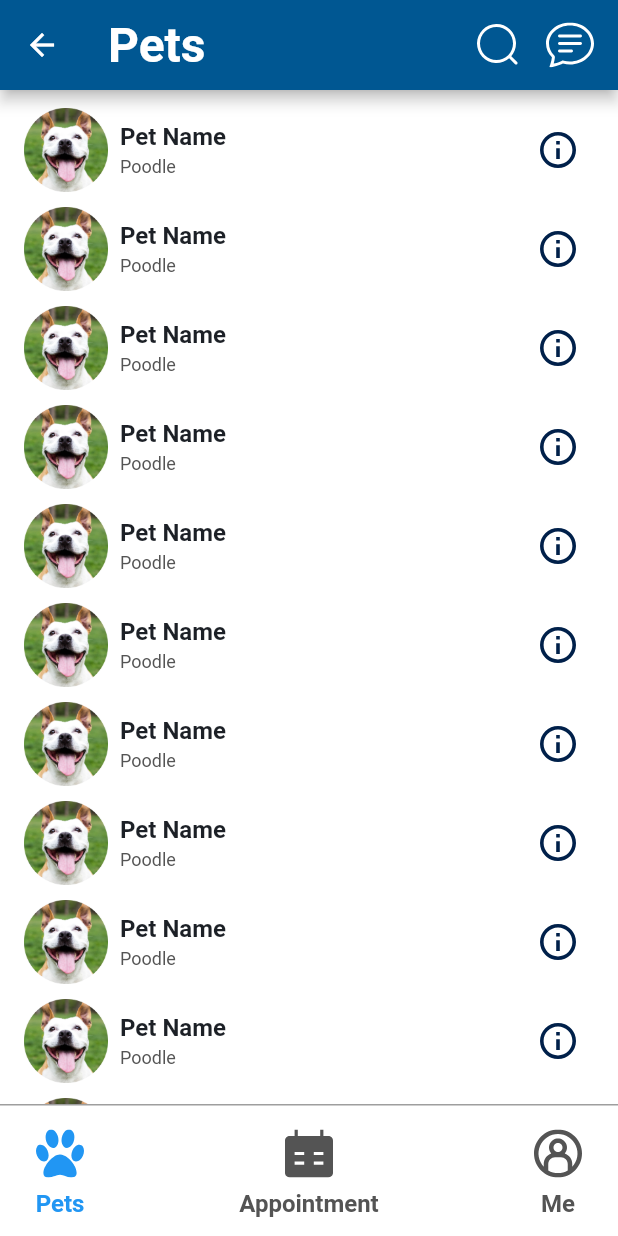
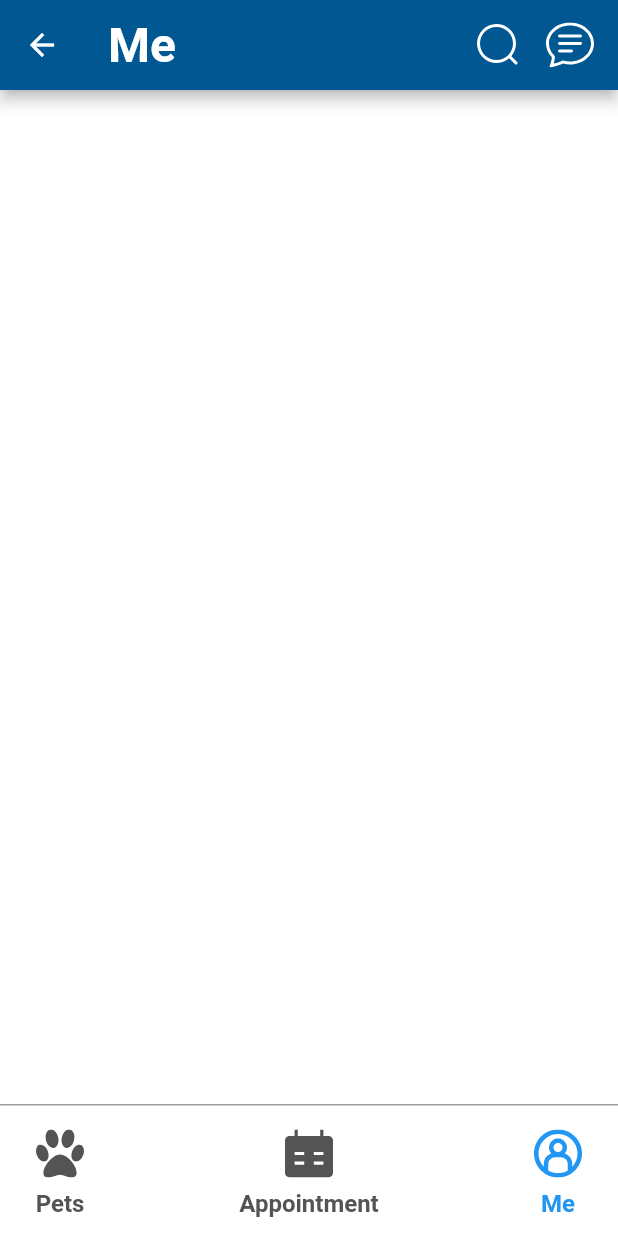
Before and after one commit to akosijho/flutter_optipets, a Flutter app: the AppointmentView screen opened by its route, item 3 of the bottom bar chosen, on a phone screen of 412 x 824 dp. Run offline on Flutter 3.47's test engine with Material 2 defaults, Android fonts, the phone set to English and light mode, and no system bars; our stand-ins replace flutter_svg, get, stacked; Roboto replaces fonts that are missing (SF-Pro); statements that could not run were skipped.

Commit message:
Add top and bottom app bar.

```diff
--- a/lib/app/app.dart
+++ b/lib/app/app.dart
@@ -1,6 +1,7 @@
 import 'package:flutter_optipets/core/services/navigation/navigation_service_impl.dart';
 import 'package:flutter_optipets/core/services/navigation/navigation_sevice.dart';
 import 'package:flutter_optipets/views/appointment_screen/appointment_view.dart';
+import 'package:flutter_optipets/views/customer_profile/customer_profile_view.dart';
 import 'package:flutter_optipets/views/login/login_view.dart';
 import 'package:flutter_optipets/views/pets_screen/pet_screen_view.dart';
 import 'package:flutter_optipets/views/splash_screen/splash_screen_view.dart';
@@ -12,6 +13,7 @@ import 'package:flutter_optipets/views/application/application_view_model.dart';
   AdaptiveRoute(page: LoginView, name: "login"),
   AdaptiveRoute(page: PetScreenView, name: "petScreen"),
   AdaptiveRoute(page: AppointmentView, name: "appointment"),
+  AdaptiveRoute(page: CustomerProfileView, name: "customerProfile"),
 ], dependencies: [
   LazySingleton(classType: ApplicationViewModel, asType: ApplicationViewModel),
   LazySingleton(classType: NavigationServiceImpl, asType: NavigationService),
--- a/lib/app/app.router.dart
+++ b/lib/app/app.router.dart
@@ -10,6 +10,7 @@ import 'package:stacked/stacked.dart';
 import 'package:stacked/stacked_annotations.dart';
 
 import '../views/appointment_screen/appointment_view.dart';
+import '../views/customer_profile/customer_profile_view.dart';
 import '../views/login/login_view.dart';
 import '../views/pets_screen/pet_screen_view.dart';
 import '../views/splash_screen/splash_screen_view.dart';
@@ -19,11 +20,13 @@ class Routes {
   static const String login = '/login-view';
   static const String petScreen = '/pet-screen-view';
   static const String appointment = '/appointment-view';
+  static const String customerProfile = '/customer-profile-view';
   static const all = <String>{
     splash,
     login,
     petScreen,
     appointment,
+    customerProfile,
   };
 }
 
@@ -35,6 +38,7 @@ class StackedRouter extends RouterBase {
     RouteDef(Routes.login, page: LoginView),
     RouteDef(Routes.petScreen, page: PetScreenView),
     RouteDef(Routes.appointment, page: AppointmentView),
+    RouteDef(Routes.customerProfile, page: CustomerProfileView),
   ];
   @override
   Map<Type, StackedRouteFactory> get pagesMap => _pagesMap;
@@ -63,5 +67,11 @@ class StackedRouter extends RouterBase {
         settings: data,
       );
     },
+    CustomerProfileView: (data) {
+      return buildAdaptivePageRoute<dynamic>(
+        builder: (context) => const CustomerProfileView(),
+        settings: data,
+      );
+    },
   };
 }
--- /dev/null
+++ b/lib/views/customer_profile/customer_profile_view.dart
@@ -0,0 +1,18 @@
+import 'package:flutter/material.dart';
+import 'package:flutter_optipets/views/widgets/bottom_appbar.dart';
+import 'package:flutter_optipets/views/widgets/top_appbar.dart';
+
+class CustomerProfileView extends StatelessWidget{
+  const CustomerProfileView({Key? key}) : super(key: key);
+
+  @override
+  Widget build(BuildContext context) {
+    return Scaffold(
+      backgroundColor: Theme.of(context).scaffoldBackgroundColor,
+      appBar: myAppBar("Me"),
+      bottomNavigationBar: const MyBottomAppBar(
+        isProfile: true,
+      ),
+    );
+  }
+}
--- a/lib/views/widgets/bottom_appbar.dart
+++ b/lib/views/widgets/bottom_appbar.dart
@@ -43,7 +43,7 @@ class MyBottomAppBar extends StatelessWidget {
                   iconButton("Pets", SvgIcons.pawIcon, isPets ?? false, Routes.petScreen, viewModel),
                   iconButton("Appointment", SvgIcons.appointmentIcon,
                       isAppointment ?? false, Routes.appointment, viewModel),
-                  iconButton("Me", SvgIcons.profileIcon, isProfile ?? false, Routes.petScreen, viewModel),
+                  iconButton("Me", SvgIcons.profileIcon, isProfile ?? false, Routes.customerProfile, viewModel),
                 ],
               ),
             ),
```
